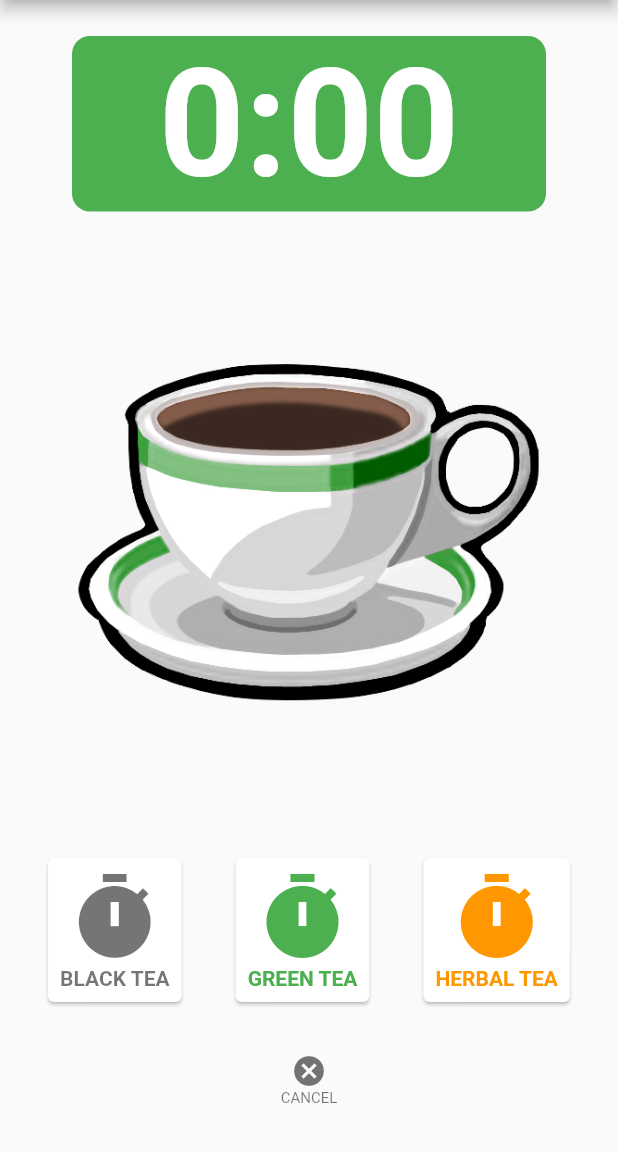
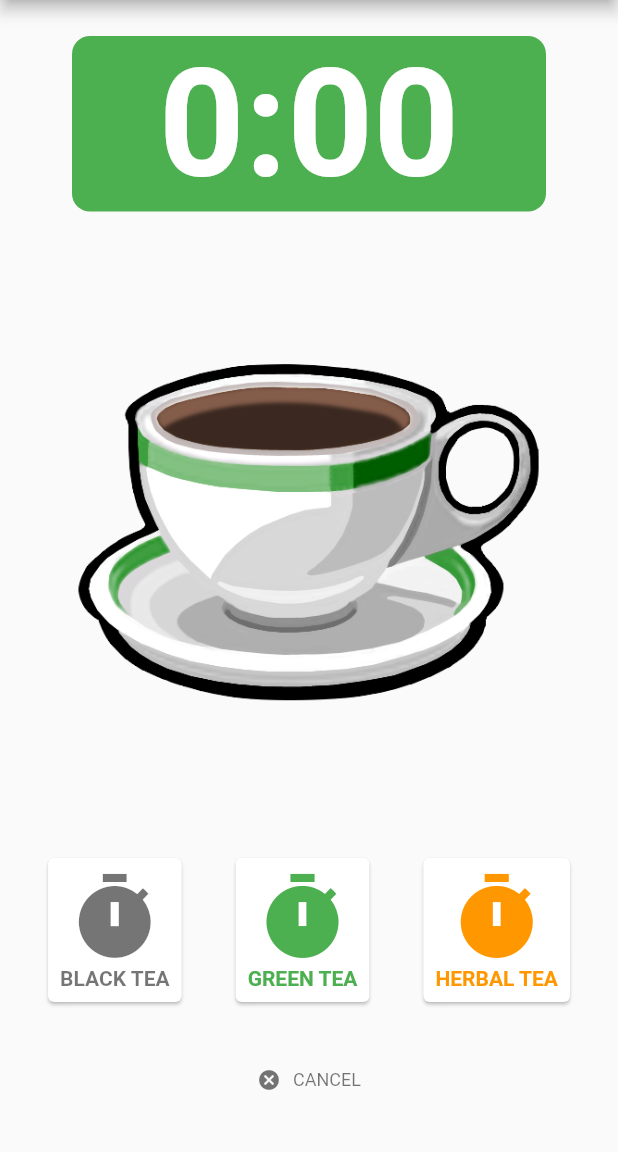
Before and after one commit to ncosgray/cuppa_mobile, a Flutter app: the screen it shows after launch, on a phone screen of 412 x 824 dp, the part 84-1236 px from its top. Run offline on Flutter 3.47's test engine with Material 2 defaults, Android fonts, the phone set to English and light mode, and no system bars; our stand-ins replace shared_preferences; missing offline and left inert: quick_actions.

Commit message:
redesign cancel button

```diff
--- a/lib/timer.dart
+++ b/lib/timer.dart
@@ -437,25 +437,20 @@ class CancelButton extends StatelessWidget {
   }
 
   Widget build(BuildContext context) {
-    return new IconButton(
-        icon: new Column(
-          mainAxisSize: MainAxisSize.min,
-          mainAxisAlignment: MainAxisAlignment.center,
-          children: [
-            new Icon(Icons.cancel,
-                color: active ? Colors.blue : Theme.of(context).buttonColor),
-            new Text(
-              AppLocalizations.translate('cancel_button').toUpperCase(),
-              style: new TextStyle(
-                fontSize: 10.0,
-                fontWeight: FontWeight.w400,
-                color: active ? Colors.blue : Theme.of(context).buttonColor,
-              ),
-            ),
-          ],
+    return new TextButton.icon(
+      label: new Text(
+        AppLocalizations.translate('cancel_button').toUpperCase(),
+        style: new TextStyle(
+          fontSize: 12.0,
+          fontWeight: FontWeight.w400,
+          color: active ? Colors.blue : Theme.of(context).buttonColor,
         ),
-        padding: const EdgeInsets.all(0.0),
-        onPressed: active ? _handleTap : null);
+      ),
+      icon: Icon(Icons.cancel,
+          color: active ? Colors.blue : Theme.of(context).buttonColor,
+          size: 16.0),
+      onPressed: active ? _handleTap : null,
+    );
   }
 }
 
```
